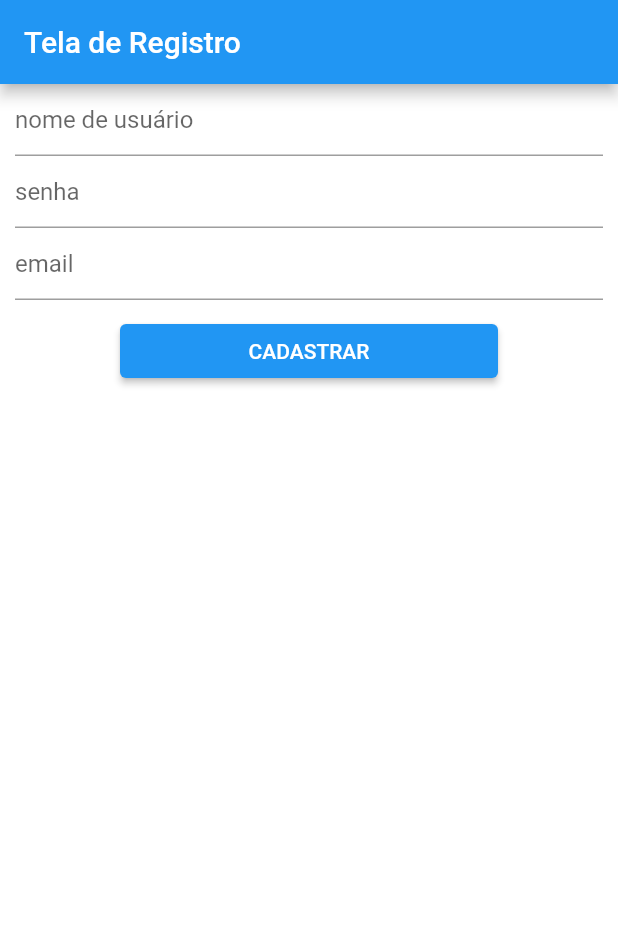
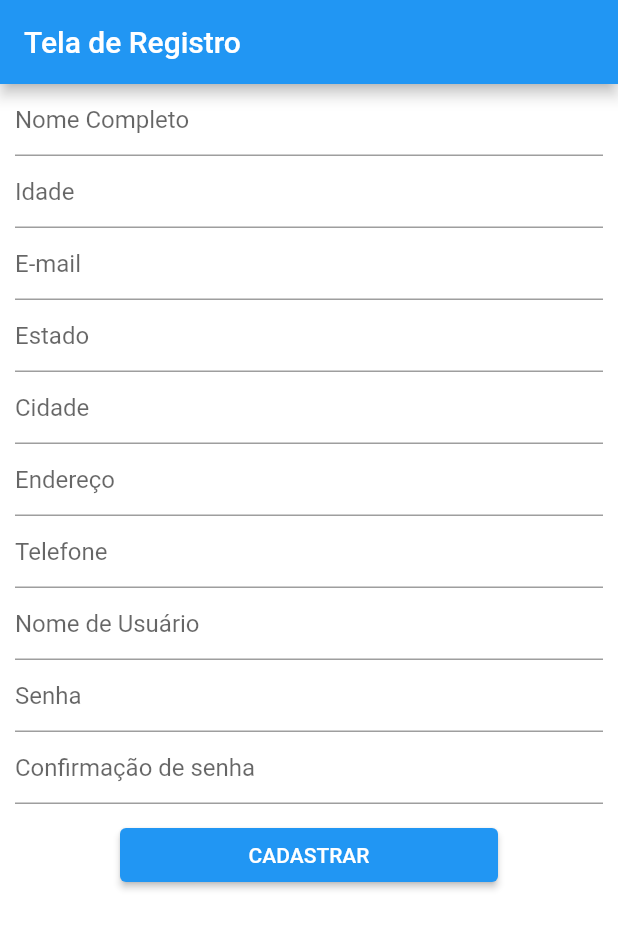
Before and after one commit to fleury-gf/MeAu, a Flutter app: the RegisterScreen widget shown alone on an empty page, opened directly, after a tap on "CADASTRAR", on a phone screen of 412 x 824 dp. Shown: the top 929 px of the screen. Run offline on Flutter 3.47's test engine with Material 2 defaults, Android fonts, the phone set to English and light mode, and no system bars; our stand-ins replace cloud_firestore, firebase_auth, firebase_core; accounts and stored records are empty; network calls fail.

Commit message:
register user working with firebase

```diff
--- /dev/null
+++ b/meau/lib/api/user_functions.dart
@@ -0,0 +1,32 @@
+import 'package:cloud_firestore/cloud_firestore.dart';
+import 'package:firebase_auth/firebase_auth.dart';
+import 'package:meau/models/user_model.dart';
+
+bool isLoggedIn() {
+  return FirebaseAuth.instance.currentUser?.uid != null;
+}
+
+Future<String> signUp(CreateUserModel user) async {
+  try {
+    final usercredential = await FirebaseAuth.instance
+        .createUserWithEmailAndPassword(
+            email: user.email, password: user.password);
+
+    await FirebaseFirestore.instance
+        .collection("users")
+        .doc(usercredential.user?.uid.toString())
+        .set({
+      "nome": user.nome,
+      "idade": user.idade,
+      "estado": user.estado,
+      "cidade": user.cidade,
+      "endereco": user.endereco,
+      "telefone": user.telefone,
+      "username": user.username,
+    });
+  } catch (e) {
+    return e.toString();
+  }
+  ;
+  return "";
+}
--- a/meau/lib/main.dart
+++ b/meau/lib/main.dart
@@ -1,8 +1,6 @@
-import 'dart:ui' as ui;
 import 'package:flutter/material.dart';
 import 'app.dart';
 import 'package:firebase_core/firebase_core.dart';
-import 'firebase_options.dart';
 
 Future main() async {
   WidgetsFlutterBinding.ensureInitialized();
--- /dev/null
+++ b/meau/lib/models/user_model.dart
@@ -0,0 +1,23 @@
+class CreateUserModel {
+  CreateUserModel(
+      this.nome,
+      this.idade,
+      this.email,
+      this.estado,
+      this.cidade,
+      this.endereco,
+      this.telefone,
+      this.username,
+      this.password,
+      this.passwordConfirm);
+  final String nome;
+  final String idade;
+  final String email;
+  final String estado;
+  final String cidade;
+  final String endereco;
+  final String telefone;
+  final String username;
+  final String password;
+  final String passwordConfirm;
+}
--- a/meau/lib/screens/register_screen.dart
+++ b/meau/lib/screens/register_screen.dart
@@ -1,6 +1,8 @@
 import 'dart:developer';
 import 'package:flutter/cupertino.dart';
 import 'package:flutter/material.dart';
+import 'package:meau/api/user_functions.dart';
+import 'package:meau/models/user_model.dart';
 import 'package:meau/widgets/buttons.dart';
 import 'package:meau/widgets/screen_template.dart';
 import 'package:meau/widgets/text_box.dart';
@@ -16,22 +18,54 @@ class _RegisterScreenState extends State<RegisterScreen> {
   final usernameController = TextEditingController();
   final passwordController = TextEditingController();
   final emailController = TextEditingController();
+  final nameController = TextEditingController();
+  final cityController = TextEditingController();
+  final stateController = TextEditingController();
+  final adressController = TextEditingController();
+  final ageController = TextEditingController();
+  final passwordConfirmController = TextEditingController();
+  final phoneController = TextEditingController();
+
+  void _handleRegister() async {
+    CreateUserModel newuser = CreateUserModel(
+        nameController.text,
+        ageController.text,
+        emailController.text,
+        stateController.text,
+        cityController.text,
+        adressController.text,
+        phoneController.text,
+        usernameController.text,
+        passwordController.text,
+        passwordConfirmController.text);
+
+    await signUp(newuser);
+  }
+
   @override
   Widget build(BuildContext context) {
     return ScreenTemplate(title: "Tela de Registro", children: <Widget>[
-      TextInput(controller: usernameController, placeholder: "nome de usuário"),
+      TextInput(controller: nameController, placeholder: "Nome Completo"),
+      TextInput(controller: ageController, placeholder: "Idade"),
+      TextInput(controller: emailController, placeholder: "E-mail"),
+      TextInput(controller: stateController, placeholder: "Estado"),
+      TextInput(controller: cityController, placeholder: "Cidade"),
+      TextInput(controller: adressController, placeholder: "Endereço"),
+      TextInput(controller: phoneController, placeholder: "Telefone"),
+      TextInput(controller: usernameController, placeholder: "Nome de Usuário"),
       TextInput(
         controller: passwordController,
-        placeholder: "senha",
+        placeholder: "Senha",
         isPassword: true,
       ),
       TextInput(
-        controller: emailController,
-        placeholder: "email",
+        controller: passwordConfirmController,
+        placeholder: "Confirmação de senha",
+        isPassword: true,
       ),
       StandardButton(
         buttonText: "CADASTRAR",
-        onPressed: () => {log(passwordController.text)},
+        onPressed: _handleRegister,
       )
     ]);
   }
--- a/meau/lib/widgets/buttons.dart
+++ b/meau/lib/widgets/buttons.dart
@@ -1,8 +1,4 @@
-import 'dart:developer';
-
 import 'package:flutter/material.dart';
-import 'package:flutter/src/widgets/container.dart';
-import 'package:flutter/src/widgets/framework.dart';
 
 class StandardButton extends StatelessWidget {
   const StandardButton(
--- a/meau/lib/widgets/main_title.dart
+++ b/meau/lib/widgets/main_title.dart
@@ -1,7 +1,4 @@
-import 'package:flutter/cupertino.dart';
 import 'package:flutter/material.dart';
-import 'package:flutter/src/widgets/container.dart';
-import 'package:flutter/src/widgets/framework.dart';
 
 class MainTitle extends StatelessWidget {
   const MainTitle({super.key, this.title = "DAS"});
```
